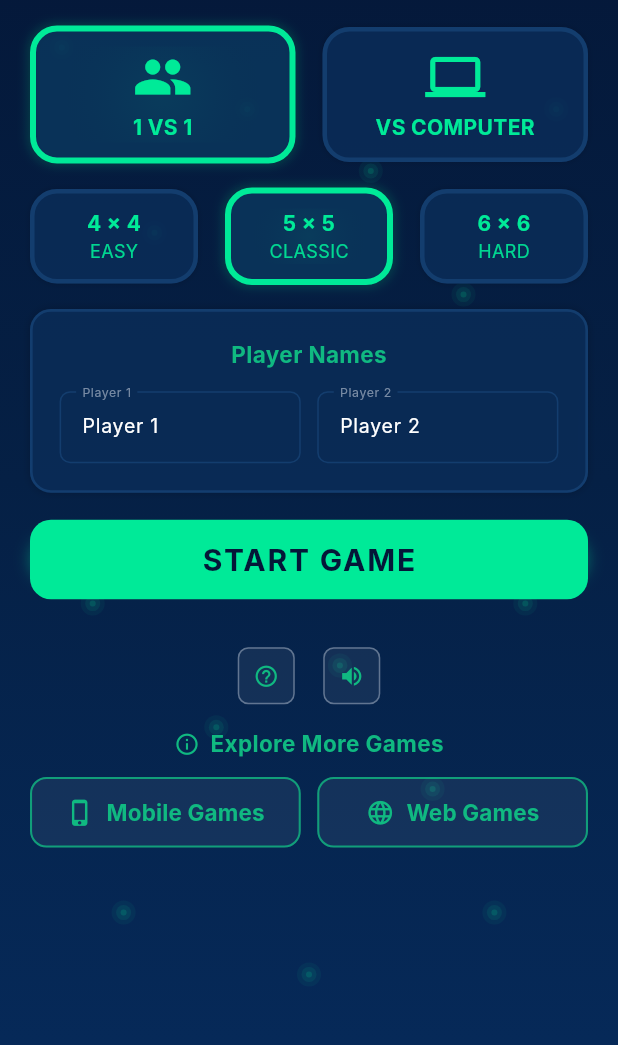
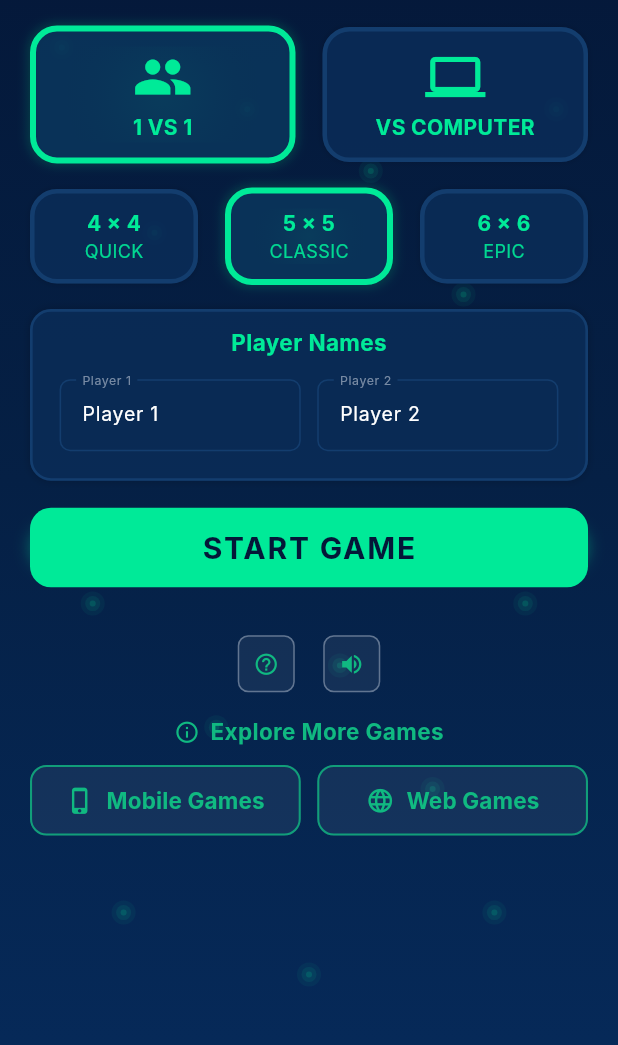
Before and after one commit to AgendeasSolution/trappex, a Flutter app: the screen it shows after launch, on a phone screen of 412 x 824 dp, the part 138-1183 px from its top. Run offline on Flutter 3.47's test engine with Material 3 defaults, Android fonts, the light colour scheme and no system bars; our stand-ins replace audioplayers, google_fonts, google_mobile_ads, shared_preferences; network calls fail; Roboto replaces fonts that are missing (Inter).

Commit message:
Update HomeScreen layout and text styles for improved UI consistency
Modified padding in HomeScreen to use dynamic values for better responsiveness. Changed text color to homeAccent for improved visibility and updated grid size labels from "Easy" to "Quick" and "Hard" to "Epic" to enhance clarity and user experience.

```diff
--- a/lib/screens/home_screen.dart
+++ b/lib/screens/home_screen.dart
@@ -539,7 +539,12 @@ class _HomeScreenState extends State<HomeScreen> {
 
     return Container(
       width: double.infinity,
-      padding: EdgeInsets.all(padding),
+      padding: EdgeInsets.fromLTRB(
+        padding,
+        ResponsiveUtils.getResponsiveValue(context, 8, 10, 12),
+        padding,
+        padding,
+      ),
       decoration: BoxDecoration(
         color: AppColors.homeCardBg.withOpacity(0.8),
         borderRadius: BorderRadius.circular(borderRadius),
@@ -560,7 +565,7 @@ class _HomeScreenState extends State<HomeScreen> {
           Text(
             "Player Names",
             style: TextStyle(
-              color: AppColors.p1Color,
+              color: AppColors.homeAccent,
               fontSize: ResponsiveUtils.getResponsiveFontSize(context, 14, 15, 16),
               fontWeight: FontWeight.bold,
             ),
@@ -653,7 +658,7 @@ class _HomeScreenState extends State<HomeScreen> {
             Expanded(
               child: GridChip(
                 size: AppConstants.easyGridSize,
-                label: "Easy",
+                label: "Quick",
                 isSelected: widget.selectedGridSize == AppConstants.easyGridSize,
                 onTap: () => widget.onGridSizeChanged(AppConstants.easyGridSize),
               ),
@@ -671,7 +676,7 @@ class _HomeScreenState extends State<HomeScreen> {
             Expanded(
               child: GridChip(
                 size: AppConstants.hardGridSize,
-                label: "Hard",
+                label: "Epic",
                 isSelected: widget.selectedGridSize == AppConstants.hardGridSize,
                 onTap: () => widget.onGridSizeChanged(AppConstants.hardGridSize),
               ),
```
